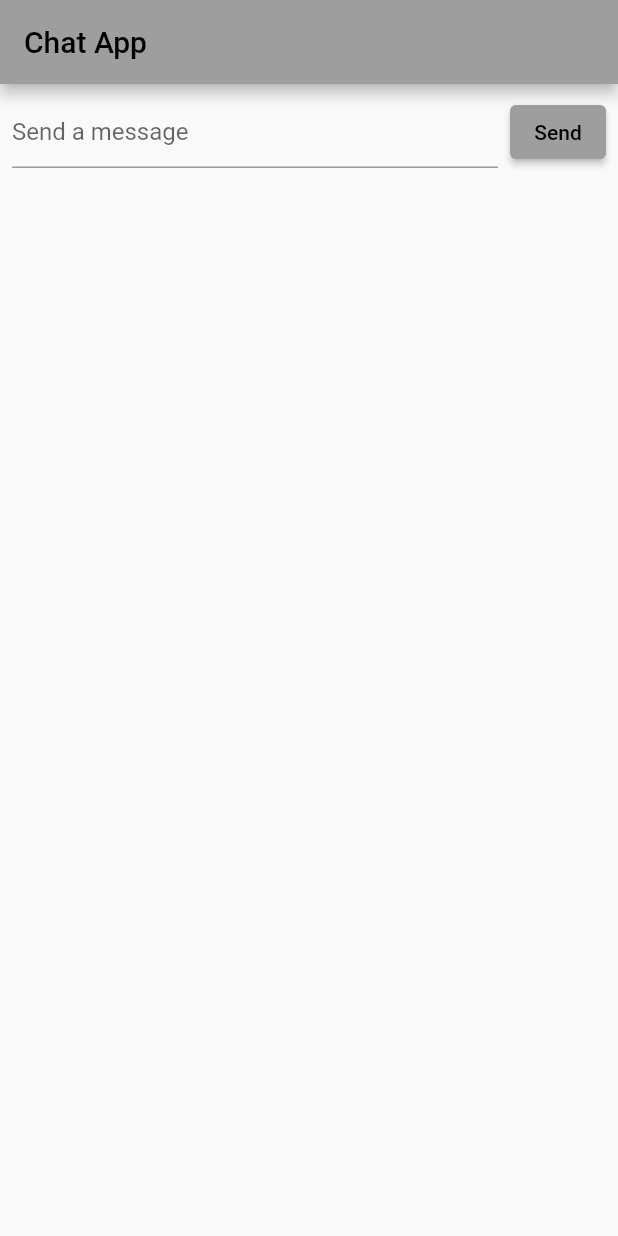
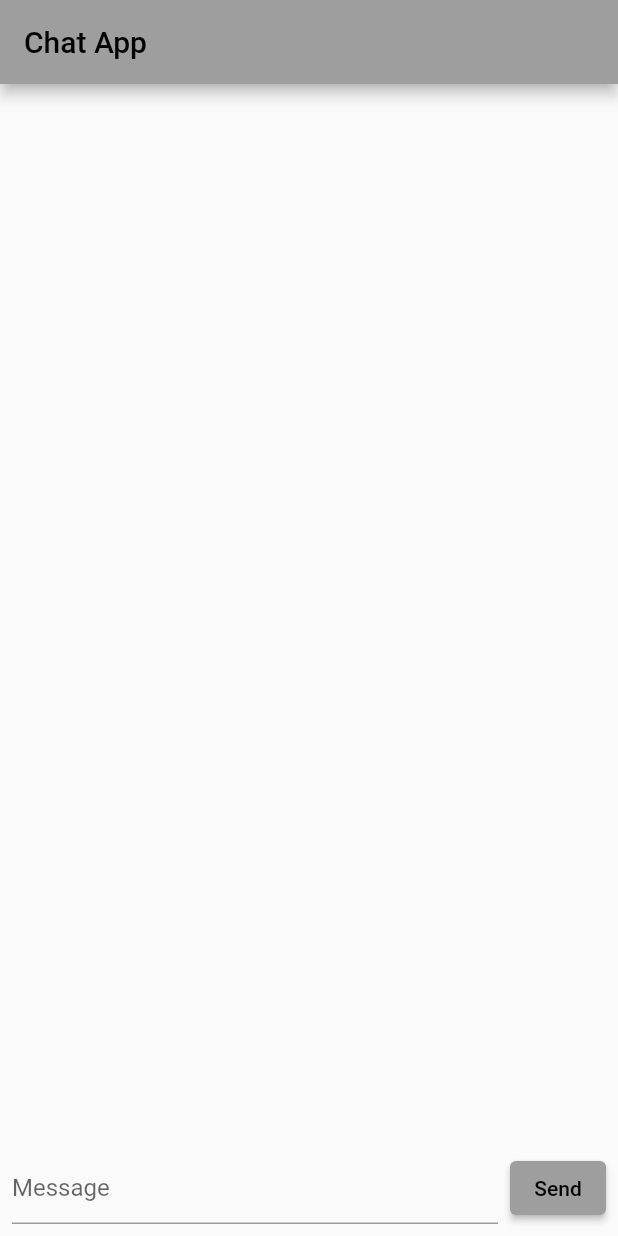
Before and after one commit to 282-the-traveler/chat_app, a Flutter app: the screen it shows after launch, on a phone screen of 412 x 824 dp. Run offline on Flutter 3.47's test engine with Material 2 defaults, Android fonts, the phone set to English and light mode, and no system bars; our stand-ins replace logger.

```diff
--- a/lib/home_page.dart
+++ b/lib/home_page.dart
@@ -1,3 +1,4 @@
+import 'package:chat_app/chat_message.dart';
 import 'package:flutter/material.dart';
 import 'package:logger/logger.dart';
 
@@ -10,6 +11,8 @@ class HomePage extends StatefulWidget {
 
 class _HomePageState extends State<HomePage> {
   TextEditingController _textEditingController = TextEditingController();
+
+  List<ChatMessage> _chats = [];
 
   @override
   void dispose() {
@@ -25,7 +28,18 @@ class _HomePageState extends State<HomePage> {
           'Chat App',
         ),
       ),
-      body: Container(
+      body: Column(
+        children: [
+          Expanded(
+            child: ListView.builder(
+              itemBuilder: (context, index) {
+                return _chats[index];
+              },
+              reverse: true,
+              itemCount: _chats.length,
+            ),
+          ),
+          Container(
             child: Padding(
               padding: const EdgeInsets.all(8.0),
               child: Row(
@@ -34,7 +48,7 @@ class _HomePageState extends State<HomePage> {
                     child: TextField(
                       controller: _textEditingController,
                       decoration: InputDecoration(
-                    hintText: 'Send a message',
+                        hintText: 'Message',
                       ),
                       onSubmitted: (String text) {
                         _handleSubmitted(text);
@@ -58,11 +72,19 @@ class _HomePageState extends State<HomePage> {
               ),
             ),
           ),
+        ],
+      ),
     );
   }
 
   void _handleSubmitted(String text) {
     Logger().d(text);
+    if (text.isNotEmpty) {
       _textEditingController.clear();
+      setState(() {
+        ChatMessage newChat = ChatMessage(message: text,);
+        _chats.insert(0, newChat);
+      });
     }
   }
+}
--- a/lib/main.dart
+++ b/lib/main.dart
@@ -12,6 +12,7 @@ class MyApp extends StatelessWidget {
   Widget build(BuildContext context) {
     return MaterialApp(
       title: 'Flutter Demo',
+      debugShowCheckedModeBanner: false,
       theme: ThemeData(
         primarySwatch: Colors.grey,
       ),
```
Also changed, not shown: lib/chat_message.dart (added, +49 -0 lines). Lines whose indentation alone changed are shown as unchanged.
